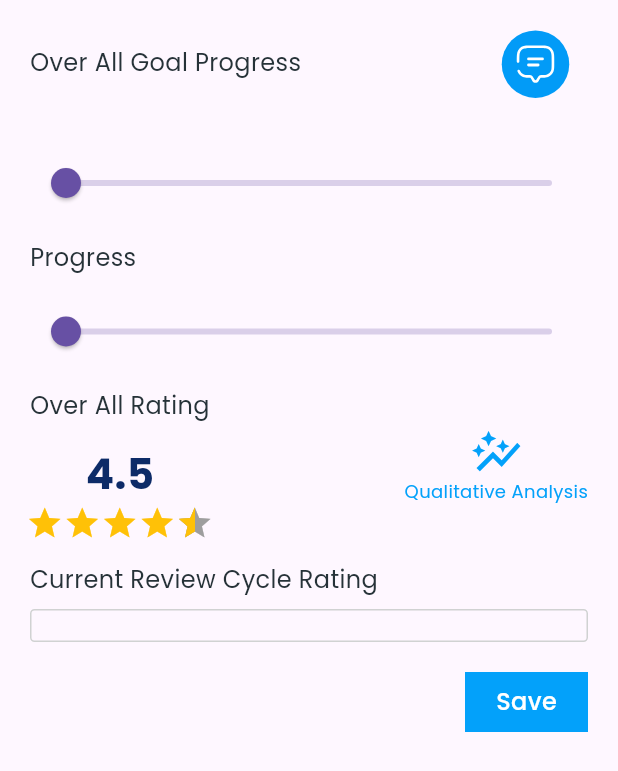
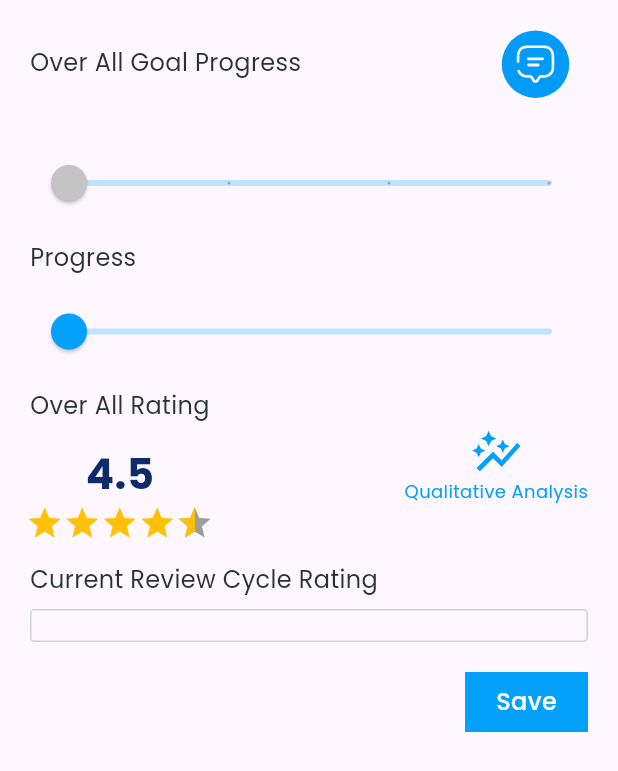
Before and after one commit to GigLabz-Pvt-Ltd/Giglabz-MCT, a Flutter app: the GoalProgressWidget widget shown alone on an empty page, opened directly with empty values, on a phone screen of 412 x 824 dp. Shown: the top 771 px of the screen. Run offline on Flutter 3.47's test engine with Material 3 defaults, Android fonts, the phone set to English and light mode, and no system bars; drawn by our look-alikes of flutter_rating_bar, syncfusion_flutter_sliders; our stand-ins replace carousel_slider, device_info_plus, firebase_core, firebase_messaging, flutter_local_notifications, flutter_svg and 4 more; missing offline and left inert: easy_pie_chart; accounts and stored records are empty; project files that could hold a hidden picture were left out.

Commit message:
Updated progress slider

```diff
--- a/lib/screens/goal/goal_progress.dart
+++ b/lib/screens/goal/goal_progress.dart
@@ -13,8 +13,6 @@ import 'package:flutter_rating_bar/flutter_rating_bar.dart';
 import 'package:mycareteam/screens/home/home_screen.dart';
 import 'package:mycareteam/service/api_service.dart';
 import 'package:shared_preferences/shared_preferences.dart';
-import 'package:syncfusion_flutter_sliders/sliders.dart';
-import 'package:syncfusion_flutter_core/theme.dart';
 import 'package:http/http.dart';
 
 class GoalProgressWidget extends StatefulWidget {
@@ -157,33 +155,31 @@ class _GoalProgressWidgetState extends State<GoalProgressWidget> {
           ),
           Padding(
             padding: EdgeInsets.only(top: 14, left: 20, right: 20),
-            child: SfSliderTheme(
-              data: SfSliderThemeData(
-                  tooltipBackgroundColor: checkpoints[overallProgress_changed.toInt()].labelColor,
+            child: SliderTheme(
+                      data: SliderTheme.of(context).copyWith(
                         activeTrackColor: primaryColor,
                         inactiveTrackColor: Color(0xffC0E2FF),
-                  thumbColor: checkpoints[overallProgress_changed.toInt()].thumbColor,
-                  thumbStrokeColor: checkpoints[overallProgress_changed.toInt()].labelColor,
-                  thumbStrokeWidth: 4,
-                  thumbRadius: 12
+                        thumbShape: RoundSliderThumbShape(
+                          enabledThumbRadius: 12,
                         ),
-              child: SfSlider(
+                        thumbColor: checkpoints[overallProgress_changed.toInt()].labelColor,
+                        showValueIndicator: ShowValueIndicator.always,
+                        valueIndicatorColor: checkpoints[overallProgress_changed.toInt()].labelColor,
+                        valueIndicatorTextStyle: TextStyle(
+                          color: Colors.white,
+                        ),
+                      ),
+                      child: Slider(
                         min: 0,
                         max: 3,
+                        divisions: 3,
                         value: overallProgress_changed,
-                stepSize: 1,
-                enableTooltip: true,
-                //activeColor: Colors.blue,
-                //inactiveColor: Color(0xffC0E2FF),
-                interval: 20,
-                tooltipTextFormatterCallback: (dynamic value, String actual){
-                  return checkpoints[overallProgress_changed.toInt()].label;
-                },
-                onChanged: (dynamic newValue) {
+                        onChanged: (double value) {
                           setState(() {
-                    overallProgress_changed = newValue;
+                            overallProgress_changed = value;
                           });
                         },
+                        label: '${checkpoints[overallProgress_changed.toInt()].label}',
                       ),
                     ),
                 ),
@@ -203,29 +199,34 @@ class _GoalProgressWidgetState extends State<GoalProgressWidget> {
           ),
           Padding(
             padding: EdgeInsets.only(top: 14, left: 20, right: 20),
-            child: SfSliderTheme(
-              data: SfSliderThemeData(
-                  tooltipBackgroundColor: primaryColor,
+            child: SliderTheme(
+              data: SliderTheme.of(context).copyWith(
                 activeTrackColor: primaryColor,
                 inactiveTrackColor: Color(0xffC0E2FF),
+                thumbShape: RoundSliderThumbShape(
+                  enabledThumbRadius: 12,
+                ),
                 thumbColor: primaryColor,
-                  thumbRadius: 12
+                showValueIndicator: ShowValueIndicator.always,
+                valueIndicatorColor: primaryColor,
+                valueIndicatorTextStyle: TextStyle(
+                  color: Colors.white,
                 ),
-              child: SfSlider(
+              ),
+              child: Slider(
+                  value: progress_changed,
                   min: 0,
                   max: 100,
-                value: progress_changed,
-                enableTooltip: true,
-                stepSize: 1,
-                interval: 20,
-                onChanged: (dynamic newValue) {
+                  divisions: 100,
+                  onChanged: (double value) {
                     setState(() {
-                    progress_changed = newValue;
+                      progress_changed = value;
                       print(progress_changed);
                     });
                   },
+                  label: '${progress_changed.toInt()}'
               ),
-            ),
+            )
           ),
           Row(
             mainAxisAlignment: MainAxisAlignment.spaceBetween,
--- a/pubspec.yaml
+++ b/pubspec.yaml
@@ -44,7 +44,6 @@ dependencies:
   easy_pie_chart: ^1.0.0
   custom_pop_up_menu: ^1.2.4
   image_picker: ^1.0.4
-  syncfusion_flutter_sliders: ^24.2.6
   firebase_core: ^2.27.0
   firebase_messaging: ^14.7.10
   flutter_local_notifications: ^16.3.2
```
Also changed, not shown: pubspec.lock. Lines whose indentation alone changed are shown as unchanged.
